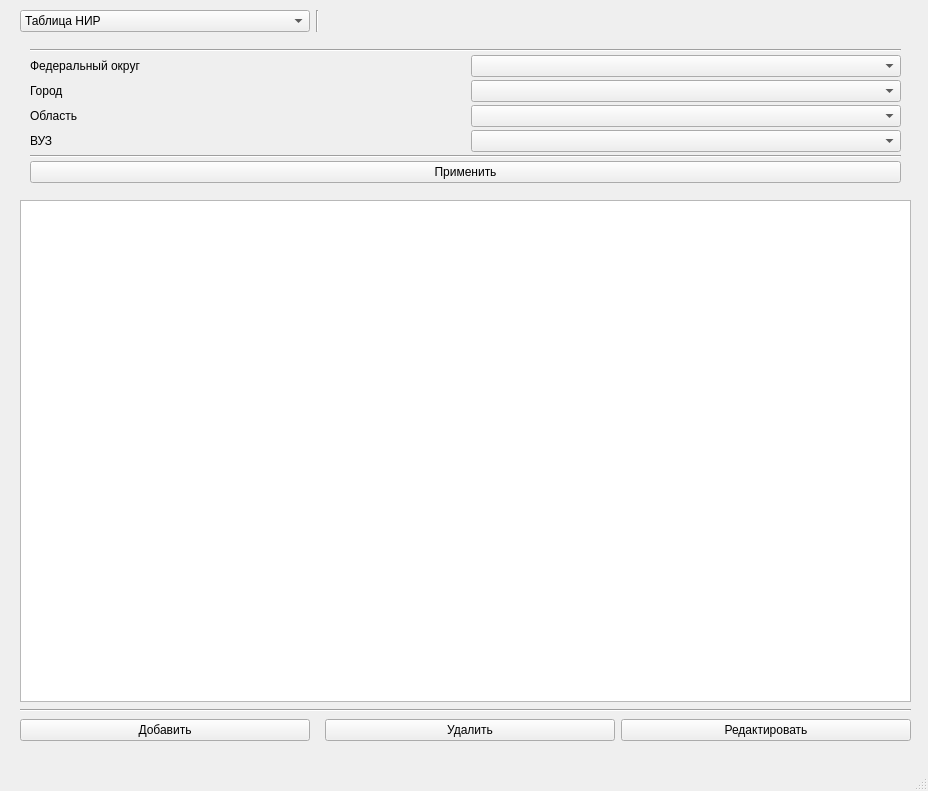
Before: the Qt Designer form MainForm.ui in KozlovIA/Qt-DataBase, drawn with Qt 5.
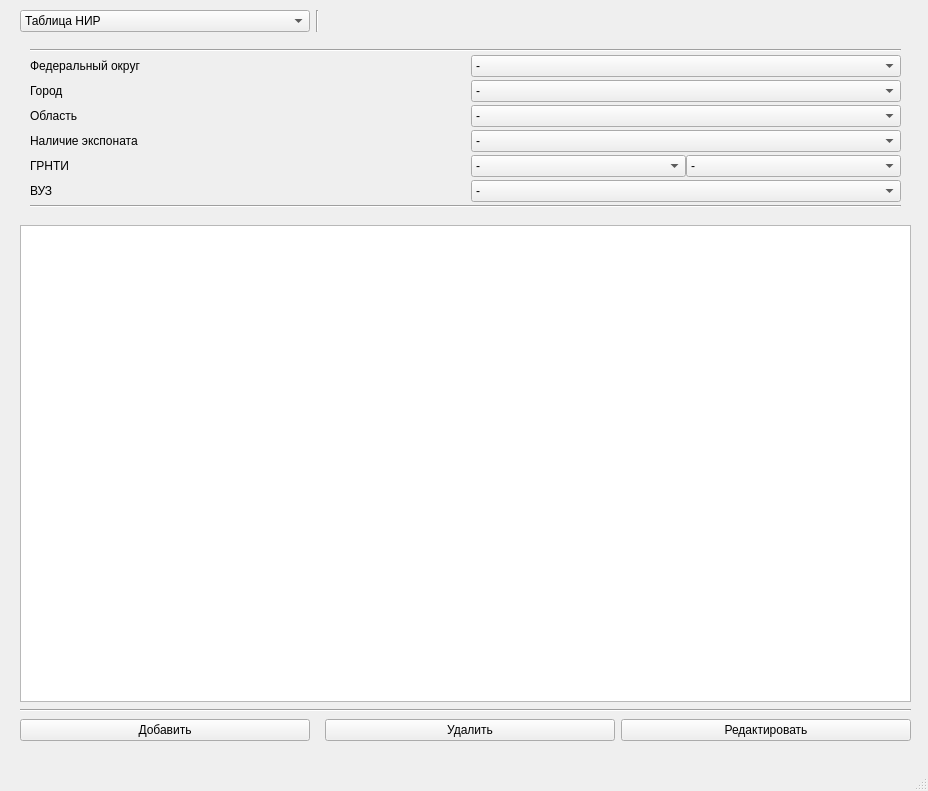
After: the same form once the commit is applied. Icons and pictures are not drawn.

Diff of the .ui file:
```diff
--- a/MainForm.ui
+++ b/MainForm.ui
@@ -155,23 +155,61 @@
         <number>3</number>
        </property>
        <item row="7" column="0">
-        <widget class="QLabel" name="university_lb">
+        <widget class="QLabel" name="preference_exibit_lb">
          <property name="text">
-          <string>ВУЗ</string>
+          <string>Наличие экспоната</string>
          </property>
         </widget>
        </item>
+       <item row="3" column="1">
+        <widget class="QComboBox" name="city_cb">
+         <item>
+          <property name="text">
+           <string>-</string>
+          </property>
+         </item>
+        </widget>
+       </item>
        <item row="7" column="1">
-        <widget class="QComboBox" name="university_cb"/>
+        <widget class="QComboBox" name="preference_exibit_cb">
+         <item>
+          <property name="text">
+           <string>-</string>
+          </property>
+         </item>
+         <item>
+          <property name="text">
+           <string>Есть</string>
+          </property>
+         </item>
+         <item>
+          <property name="text">
+           <string>Нет</string>
+          </property>
+         </item>
+         <item>
+          <property name="text">
+           <string>Планируется</string>
+          </property>
+         </item>
+        </widget>
        </item>
        <item row="1" column="1">
-        <widget class="QComboBox" name="federalDistrict_cb"/>
+        <widget class="QComboBox" name="federalDistrict_cb">
+         <item>
+          <property name="text">
+           <string>-</string>
+          </property>
+         </item>
+        </widget>
        </item>
-       <item row="9" column="0" colspan="2">
-        <widget class="QPushButton" name="filtrationButton">
-         <property name="text">
-          <string>Применить</string>
-         </property>
+       <item row="5" column="1">
+        <widget class="QComboBox" name="region_cb">
+         <item>
+          <property name="text">
+           <string>-</string>
+          </property>
+         </item>
         </widget>
        </item>
        <item row="1" column="0">
@@ -202,18 +240,60 @@
          </property>
         </widget>
        </item>
-       <item row="8" column="0" colspan="2">
+       <item row="12" column="0" colspan="2">
         <widget class="Line" name="line_4">
          <property name="orientation">
           <enum>Qt::Horizontal</enum>
          </property>
         </widget>
        </item>
-       <item row="5" column="1">
-        <widget class="QComboBox" name="region_cb"/>
+       <item row="9" column="1">
+        <widget class="QComboBox" name="university_cb">
+         <item>
+          <property name="text">
+           <string>-</string>
+          </property>
+         </item>
+        </widget>
        </item>
-       <item row="3" column="1">
-        <widget class="QComboBox" name="city_cb"/>
+       <item row="9" column="0">
+        <widget class="QLabel" name="university_lb">
+         <property name="text">
+          <string>ВУЗ</string>
+         </property>
+        </widget>
+       </item>
+       <item row="8" column="0">
+        <widget class="QLabel" name="GRNTI_lb">
+         <property name="text">
+          <string>ГРНТИ</string>
+         </property>
+         <property name="alignment">
+          <set>Qt::AlignLeading|Qt::AlignLeft|Qt::AlignVCenter</set>
+         </property>
+        </widget>
+       </item>
+       <item row="8" column="1">
+        <layout class="QHBoxLayout" name="horizontalLayout_3">
+         <item>
+          <widget class="QComboBox" name="GRNTI_1_cb">
+           <item>
+            <property name="text">
+             <string>-</string>
+            </property>
+           </item>
+          </widget>
+         </item>
+         <item>
+          <widget class="QComboBox" name="GRNTI_2_cb">
+           <item>
+            <property name="text">
+             <string>-</string>
+            </property>
+           </item>
+          </widget>
+         </item>
+        </layout>
        </item>
       </layout>
      </item>
```
